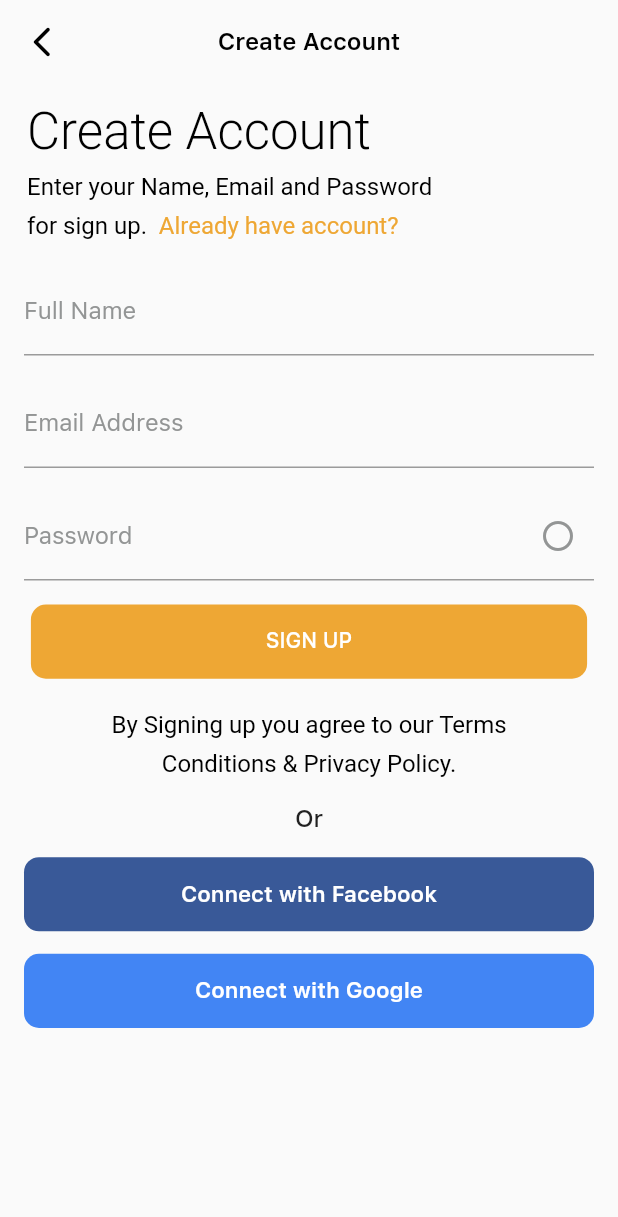
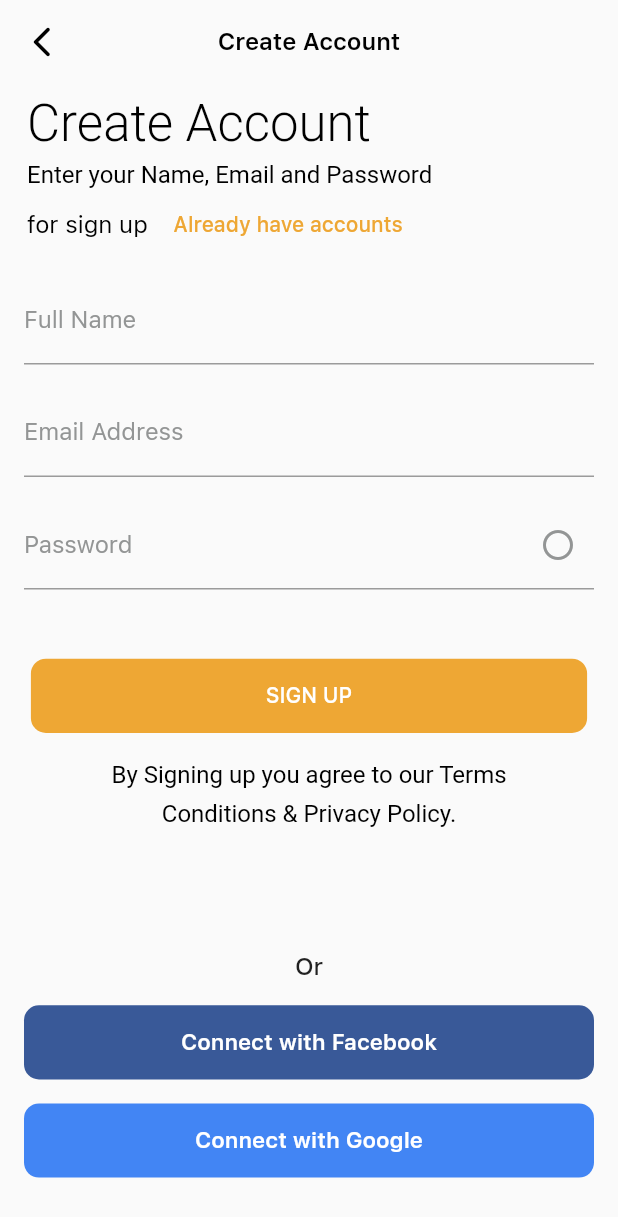
Before and after one commit to bimm1010/food_service, a Flutter app: the WelcomeLoginScreen screen opened by its route, after a tap on "Create new account.", on a phone screen of 412 x 824 dp. Shown: the top 1217 px of the screen. Run offline on Flutter 3.47's test engine with Material 2 defaults, Android fonts, the phone set to English and light mode, and no system bars; our stand-ins replace firebase_auth, firebase_core, flutter_riverpod, flutter_svg, getwidget; accounts and stored records are empty; network calls fail.

Commit message:
fix size

```diff
--- a/lib/pages/createAccScreen/btn_login_fb_gg.dart
+++ b/lib/pages/createAccScreen/btn_login_fb_gg.dart
@@ -29,7 +29,7 @@ class BtnFbGg extends StatelessWidget {
               ),
             ),
             Padding(
-              padding: const EdgeInsets.only(bottom: 15),
+              padding: const EdgeInsets.only(bottom: defaultPadding),
               child: ElevatedButton(
                 onPressed: () {},
                 style: ButtonStyle(
@@ -67,7 +67,8 @@ class BtnFbGg extends StatelessWidget {
               style: ButtonStyle(
                 backgroundColor: MaterialStateProperty.all(kColorGoogleBtn),
                 shape: MaterialStateProperty.all(
-                  RoundedRectangleBorder(borderRadius: BorderRadius.circular(10)),
+                  RoundedRectangleBorder(
+                      borderRadius: BorderRadius.circular(10)),
                 ),
                 elevation: MaterialStateProperty.all(0),
                 fixedSize: MaterialStateProperty.all(
--- a/lib/pages/createAccScreen/create_acc_screen.dart
+++ b/lib/pages/createAccScreen/create_acc_screen.dart
@@ -17,7 +17,10 @@ class CreateAccScreen extends StatelessWidget {
         title: const Text(
           'Create Account',
           style: TextStyle(
-              color: Colors.black, fontSize: 16, fontWeight: FontWeight.w600),
+            color: Colors.black,
+            fontSize: 16,
+            fontWeight: FontWeight.w600,
+          ),
         ),
         leading: IconButton(
           icon: const Icon(
@@ -32,9 +35,30 @@ class CreateAccScreen extends StatelessWidget {
       resizeToAvoidBottomInset: false,
       body: const Column(
         children: [
-          TitleHeaderCreateAccScreen(),
-          FormCreateAcc(),
-          BtnFbGg(),
+          Expanded(
+            flex: 1,
+            child: FractionallySizedBox(
+              alignment: Alignment.topLeft,
+              heightFactor: 1.1,
+              child: TitleHeaderCreateAccScreen(),
+            ),
+          ),
+          Expanded(
+            flex: 3,
+            child: FractionallySizedBox(
+              alignment: Alignment.topLeft,
+              heightFactor: 1.5,
+              child: FormCreateAcc(),
+            ),
+          ),
+          Expanded(
+            flex: 2,
+            child: FractionallySizedBox(
+              heightFactor: 0.8,
+              alignment: Alignment.bottomCenter,
+              child: BtnFbGg(),
+            ),
+          ),
         ],
       ),
     );
--- a/lib/pages/createAccScreen/form_create_acc.dart
+++ b/lib/pages/createAccScreen/form_create_acc.dart
@@ -42,11 +42,8 @@ class FormCreateAcc extends ConsumerWidget {
     }
 
     return Padding(
-      padding: const EdgeInsets.only(
-        top: defaultPadding,
-        left: defaultPadding,
-        right: defaultPadding,
-      ),
+      padding: const EdgeInsets.symmetric(horizontal: defaultPadding),
+      child: Expanded(
         child: Column(
           children: [
             TextField(
@@ -71,7 +68,8 @@ class FormCreateAcc extends ConsumerWidget {
                   label: Text('Email Address'),
                   labelStyle: TextStyle(color: kColorTextField),
                   focusedBorder: OutlineInputBorder(
-                  borderSide: BorderSide(color: kColorPrimaryTheme, width: 2.0),
+                    borderSide:
+                        BorderSide(color: kColorPrimaryTheme, width: 2.0),
                   ),
                 ),
                 onChanged: (value) => ref
@@ -85,7 +83,8 @@ class FormCreateAcc extends ConsumerWidget {
                   label: const Text('Password'),
                   labelStyle: const TextStyle(color: kColorTextField),
                   focusedBorder: const OutlineInputBorder(
-                  borderSide: BorderSide(color: kColorPrimaryTheme, width: 2.0),
+                    borderSide:
+                        BorderSide(color: kColorPrimaryTheme, width: 2.0),
                   ),
                   suffixIcon: IconButton(
                     onPressed: () {
@@ -101,15 +100,16 @@ class FormCreateAcc extends ConsumerWidget {
               obscureText: showOffPass.value,
               enableSuggestions: false,
               autocorrect: false,
-            onChanged: (value) =>
-                ref.read(dataSavePassStateProvider.notifier).getFullPass(value),
+              onChanged: (value) => ref
+                  .read(dataSavePassStateProvider.notifier)
+                  .getFullPass(value),
             ),
             Padding(
-            padding: const EdgeInsets.only(
-                top: defaultPadding, bottom: defaultPadding),
+              padding: EdgeInsets.only(top: size.height * 0.056),
               child: ElevatedButton(
                 style: ButtonStyle(
-                backgroundColor: MaterialStateProperty.all(kColorPrimaryTheme),
+                  backgroundColor:
+                      MaterialStateProperty.all(kColorPrimaryTheme),
                   elevation: MaterialStateProperty.all(0),
                   shape: MaterialStateProperty.all(
                     RoundedRectangleBorder(
@@ -151,7 +151,9 @@ class FormCreateAcc extends ConsumerWidget {
               ),
             ),
             Align(
-            alignment: Alignment.topCenter,
+              alignment: Alignment.bottomCenter,
+              child: Padding(
+                padding: EdgeInsets.only(top: size.height * 0.016),
                 child: RichText(
                   text: const TextSpan(
                       style: TextStyle(
@@ -165,7 +167,9 @@ class FormCreateAcc extends ConsumerWidget {
                   textAlign: TextAlign.center,
                 ),
               ),
+            ),
           ],
+        ),
       ),
     );
   }
--- a/lib/pages/createAccScreen/title_header.dart
+++ b/lib/pages/createAccScreen/title_header.dart
@@ -1,40 +1,57 @@
 import 'package:flutter/material.dart';
 import 'package:tamang_food_service/theme/theme.dart';
+
+import '../loginScreen/welcome_login.dart';
 
 class TitleHeaderCreateAccScreen extends StatelessWidget {
   const TitleHeaderCreateAccScreen({super.key});
 
   @override
   Widget build(BuildContext context) {
-    return const Align(
+    return Align(
       alignment: Alignment.topLeft,
       child: Padding(
-        padding: EdgeInsets.symmetric(horizontal: 18),
+        padding: const EdgeInsets.symmetric(horizontal: 18),
         child: Text.rich(
           TextSpan(
             text: 'Create Account \n',
-            style: TextStyle(
+            style: const TextStyle(
               fontSize: 34,
               fontWeight: FontWeight.w300,
               color: Colors.black,
-              height: 1.6,
+              height: 1.4,
             ),
             children: [
-              TextSpan(
-                text: 'Enter your Name, Email and Password\nfor sign up.  ',
+              const TextSpan(
+                text: 'Enter your Name, Email and Password',
                 style: TextStyle(
                   fontSize: 16,
                   fontWeight: FontWeight.w400,
                   color: Colors.black,
                 ),
               ),
-              TextSpan(
-                text: 'Already have account?',
-                style: TextStyle(
-                    fontSize: 16,
-                    fontWeight: FontWeight.w400,
-                    color: kColorPrimaryTheme,
-                    height: 1.2),
+              WidgetSpan(
+                child: DefaultTextStyle(
+                  style: PrimaryFont.light(16).copyWith(
+                    color: kColorDefaultTextAndIcon,
+                  ),
+                  child: Row(
+                    children: [
+                      const Text('for sign up  '),
+                      TextButton(
+                        onPressed: () {
+                          Navigator.of(context)
+                              .pushNamed('$WelcomeLoginScreen');
+                        },
+                        style: ButtonStyle(
+                          foregroundColor:
+                              MaterialStateProperty.all(kColorPrimaryTheme),
+                        ),
+                        child: const Text('Already have accounts'),
+                      )
+                    ],
+                  ),
+                ),
               ),
             ],
           ),
--- a/lib/pages/loginScreen/email_pass.dart
+++ b/lib/pages/loginScreen/email_pass.dart
@@ -85,7 +85,10 @@ class _EmailPassState extends State<EmailPass> {
             obscureText: showPass,
           ),
           Padding(
-            padding: const EdgeInsets.only(top: 10, bottom: 10),
+            padding: EdgeInsets.only(
+              top: size.height * 0.010,
+              bottom: size.height * 0.010,
+            ),
             child: TextButton(
               onPressed: () {
                 Navigator.of(context).pushNamed('$ForgotScreen');
--- a/lib/pages/loginScreen/header_navigation.dart
+++ /dev/null
@@ -1,29 +0,0 @@
-import 'package:flutter/material.dart';
-
-class HeaderNavigation extends StatelessWidget {
-  const HeaderNavigation({super.key});
-  @override
-  Widget build(BuildContext context) {
-    return Row(
-      mainAxisAlignment: MainAxisAlignment.spaceBetween,
-      children: [
-        IconButton(
-          onPressed: () {
-            Navigator.pop(context);
-          },
-          icon: const Icon(Icons.arrow_back_ios_new_rounded),
-        ),
-        const Expanded(
-          child: Text(
-            'Sign In',
-            style: TextStyle(
-              fontWeight: FontWeight.w600,
-            ),
-            textAlign: TextAlign.center,
-          ),
-        ),
-        const Text('               ')
-      ],
-    );
-  }
-}
--- a/lib/pages/loginScreen/login_fb_gg.dart
+++ b/lib/pages/loginScreen/login_fb_gg.dart
@@ -8,16 +8,16 @@ class LoginFbGG extends StatelessWidget {
   Widget build(BuildContext context) {
     final size = MediaQuery.of(context).size;
     return Padding(
-      padding: const EdgeInsets.only(
-        top: defaultPadding,
+      padding: EdgeInsets.only(
+        top: size.height * 0.016,
         left: defaultPadding,
         right: defaultPadding,
       ),
       child: Column(
         children: [
-          const Padding(
-            padding: EdgeInsets.only(bottom: 20),
-            child: Text('Or'),
+          Padding(
+            padding: EdgeInsets.only(bottom: size.height * 0.016),
+            child: const Text('Or'),
           ),
           Padding(
             padding: const EdgeInsets.only(bottom: defaultPadding),
--- a/lib/pages/loginScreen/new_acc.dart
+++ b/lib/pages/loginScreen/new_acc.dart
@@ -7,8 +7,9 @@ class NewAccount extends StatelessWidget {
 
   @override
   Widget build(BuildContext context) {
+    final size = MediaQuery.of(context).size;
     return Padding(
-      padding: const EdgeInsets.only(top: 10),
+      padding: EdgeInsets.only(top: size.height * 0.026),
       child: Row(
         mainAxisAlignment: MainAxisAlignment.center,
         children: [
--- a/lib/pages/loginScreen/welcome_login.dart
+++ b/lib/pages/loginScreen/welcome_login.dart
@@ -1,25 +1,72 @@
+import 'dart:math';
+
 import 'package:flutter/material.dart';
+import 'package:flutter_svg/svg.dart';
 import 'package:tamang_food_service/pages/loginScreen/email_pass.dart';
 import 'package:tamang_food_service/pages/loginScreen/login_fb_gg.dart';
 import 'package:tamang_food_service/pages/loginScreen/new_acc.dart';
-import '../loginScreen/header_navigation.dart';
+import 'package:tamang_food_service/theme/theme.dart';
 import '../loginScreen/header_content.dart';
+import '../slide_page_started/home_pages.dart';
 
 class WelcomeLoginScreen extends StatelessWidget {
   const WelcomeLoginScreen({super.key});
 
   @override
   Widget build(BuildContext context) {
-    return const Scaffold(
+    return Scaffold(
+      appBar: AppBar(
+        leading: IconButton(
+          onPressed: () {
+            Navigator.of(context).pushNamed('$GettingStartedScreen');
+          },
+          style: ButtonStyle(
+            foregroundColor:
+                MaterialStateProperty.all(kColorDefaultTextAndIcon),
+          ),
+          icon: SvgPicture.asset(
+            'assets/icons/back.svg',
+          ),
+        ),
+        title: Text(
+          'Sign In',
+          style: PrimaryFont.light(16).copyWith(
+            color: kColorDefaultTextAndIcon,
+          ),
+        ),
+        centerTitle: true,
+        backgroundColor: kColorTransparent,
+        elevation: 0,
+      ),
       resizeToAvoidBottomInset: false,
-      body: SafeArea(
+      body: const SafeArea(
         child: Column(
           children: [
-            HeaderNavigation(),
-            HeaderContent(),
-            EmailPass(),
+            Expanded(
+              flex: 2,
+              child: FractionallySizedBox(
+                heightFactor: 1.2,
+                alignment: Alignment.topLeft,
+                child: HeaderContent(),
+              ),
+            ),
+            Expanded(
+              flex: 4,
+              child: FractionallySizedBox(
+                heightFactor: 1.1,
+                alignment: Alignment.topLeft,
+                child: EmailPass(),
+              ),
+            ),
             NewAccount(),
-            LoginFbGG(),
+            Expanded(
+              flex: 3,
+              child: FractionallySizedBox(
+                alignment: Alignment.topCenter,
+                heightFactor: 1.1,
+                child: LoginFbGG(),
+              ),
+            ),
           ],
         ),
       ),
```
Lines whose indentation alone changed are shown as unchanged.
